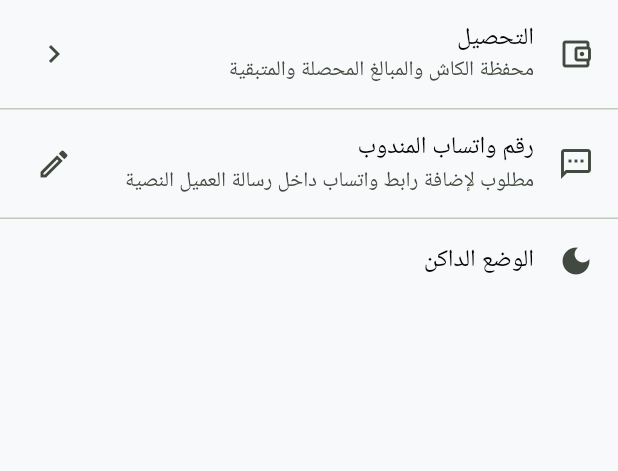
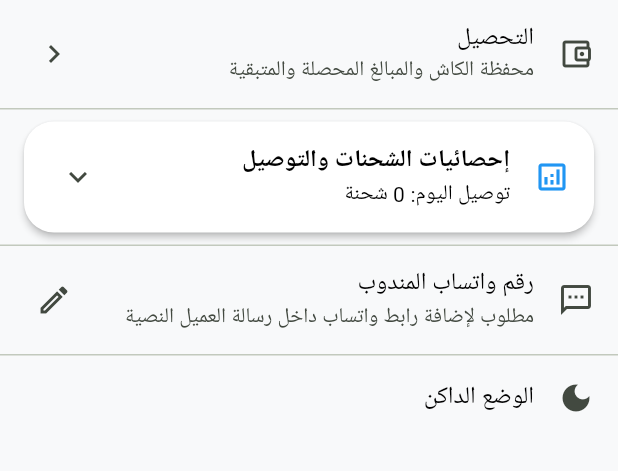
Before and after one commit to userpc5661-png/555xx, a Flutter app: the SettingsScreen screen opened directly, on a phone screen of 412 x 824 dp, the part 84-555 px from its top. Run offline on Flutter 3.47's test engine with Material 3 defaults, Android fonts, the phone set to English and light mode, and no system bars; our stand-ins replace dio, flutter_compass, flutter_secure_storage, geolocator, image_picker; missing offline and left inert: maplibre, mobile_scanner; accounts and stored records are empty.

Commit message:
Fix direct turn-by-turn navigation, instant status submit, cluster sheet real-time refresh, remove WhatsApp auto-answered, and add real server stats in Settings

```diff
--- a/lib/screens/settings_screen.dart
+++ b/lib/screens/settings_screen.dart
@@ -91,6 +91,8 @@ class _SettingsScreenState extends State<SettingsScreen> {
                 ),
               ),
             ),
+            const Divider(height: 1),
+            _ServerStatsCard(tasks: widget.tasks),
             const Divider(height: 1),
             ListTile(
               leading: const Icon(Icons.sms_outlined),
@@ -324,3 +326,138 @@ class _WalletMetric extends StatelessWidget {
     ),
   );
 }
+
+class _ServerStatsCard extends StatefulWidget {
+  final List<TaskItem> tasks;
+  const _ServerStatsCard({required this.tasks});
+
+  @override
+  State<_ServerStatsCard> createState() => _ServerStatsCardState();
+}
+
+class _ServerStatsCardState extends State<_ServerStatsCard> {
+  int _todayCount = 0;
+  int _monthCount = 0;
+  bool _loading = true;
+
+  @override
+  void initState() {
+    super.initState();
+    _loadStats();
+  }
+
+  Future<void> _loadStats() async {
+    final history = await DeliveryHistoryStore.instance.allRecords();
+    final now = DateTime.now();
+    final todayCount = history.where((r) {
+      return r.timestamp.year == now.year &&
+          r.timestamp.month == now.month &&
+          r.timestamp.day == now.day;
+    }).length;
+
+    final monthCount = history.where((r) {
+      return r.timestamp.year == now.year && r.timestamp.month == now.month;
+    }).length;
+
+    if (mounted) {
+      setState(() {
+        _todayCount = todayCount;
+        _monthCount = monthCount;
+        _loading = false;
+      });
+    }
+  }
+
+  @override
+  Widget build(BuildContext context) {
+    final serverCompleted = widget.tasks
+        .where((t) => t.progress == TaskProgress.completed)
+        .length;
+    final totalDelivered = serverCompleted + _monthCount;
+    final totalAssigned = widget.tasks.length;
+
+    return Padding(
+      padding: const EdgeInsets.symmetric(horizontal: 16, vertical: 8),
+      child: Card(
+        child: ExpansionTile(
+          leading: const Icon(Icons.analytics_outlined, color: Colors.blue),
+          title: const Text(
+            'إحصائيات الشحنات والتوصيل',
+            style: TextStyle(fontWeight: FontWeight.bold),
+          ),
+          subtitle: Text('توصيل اليوم: ${serverCompleted + _todayCount} شحنة'),
+          children: [
+            if (_loading)
+              const Padding(
+                padding: EdgeInsets.all(16),
+                child: Center(child: CircularProgressIndicator()),
+              )
+            else
+              Padding(
+                padding: const EdgeInsets.all(16),
+                child: Column(
+                  children: [
+                    _StatRow(
+                      title: 'توصيل اليوم (السيرفر + المحلي)',
+                      value: '${serverCompleted + _todayCount}',
+                      icon: Icons.today_outlined,
+                      color: Colors.green,
+                    ),
+                    const Divider(),
+                    _StatRow(
+                      title: 'توصيل الشهر الحالي',
+                      value: '$totalDelivered',
+                      icon: Icons.calendar_month_outlined,
+                      color: Colors.blue,
+                    ),
+                    const Divider(),
+                    _StatRow(
+                      title: 'إجمالي الشحنات المسندة بالسيرفر',
+                      value: '$totalAssigned',
+                      icon: Icons.local_shipping_outlined,
+                      color: Colors.orange,
+                    ),
+                  ],
+                ),
+              ),
+          ],
+        ),
+      ),
+    );
+  }
+}
+
+class _StatRow extends StatelessWidget {
+  final String title;
+  final String value;
+  final IconData icon;
+  final Color color;
+  const _StatRow({
+    required this.title,
+    required this.value,
+    required this.icon,
+    required this.color,
+  });
+
+  @override
+  Widget build(BuildContext context) {
+    return Padding(
+      padding: const EdgeInsets.symmetric(vertical: 6),
+      child: Row(
+        children: [
+          Icon(icon, color: color, size: 22),
+          const SizedBox(width: 12),
+          Expanded(child: Text(title)),
+          Text(
+            value,
+            style: TextStyle(
+              fontSize: 16,
+              fontWeight: FontWeight.bold,
+              color: color,
+            ),
+          ),
+        ],
+      ),
+    );
+  }
+}
--- a/lib/services/delivery_history_store.dart
+++ b/lib/services/delivery_history_store.dart
@@ -18,6 +18,9 @@ class DeliveryHistoryRecord {
     required this.collected,
     required this.completedAt,
   });
+
+  DateTime get timestamp => completedAt;
+
 
   Map<String, dynamic> toJson() => {
         'awb': awb,
@@ -50,6 +53,8 @@ class DeliveryHistoryStore {
 
   String _dayKey(DateTime value) =>
       '${value.year.toString().padLeft(4, '0')}-${value.month.toString().padLeft(2, '0')}-${value.day.toString().padLeft(2, '0')}';
+
+  Future<List<DeliveryHistoryRecord>> allRecords() async => _readAll();
 
   Future<List<DeliveryHistoryRecord>> today() async {
     final all = await _readAll();
```
Also changed, not shown: lib/models/task_item.dart (+11 -0 lines), lib/screens/home_screen.dart (+21 -8 lines), lib/screens/shipment_status_screen.dart (+11 -3 lines), lib/services/navigation_service.dart (+39 -19 lines), lib/widgets/task_card.dart (+0 -7 lines).
